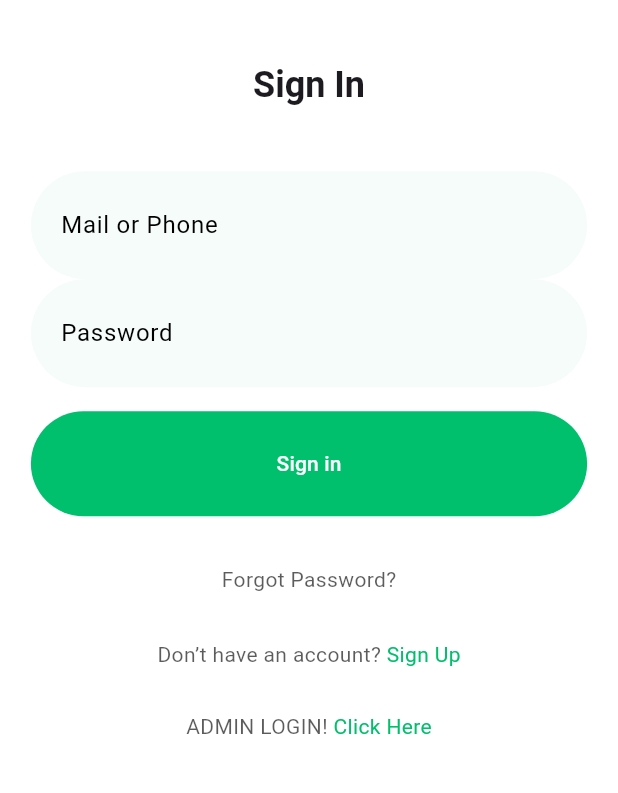
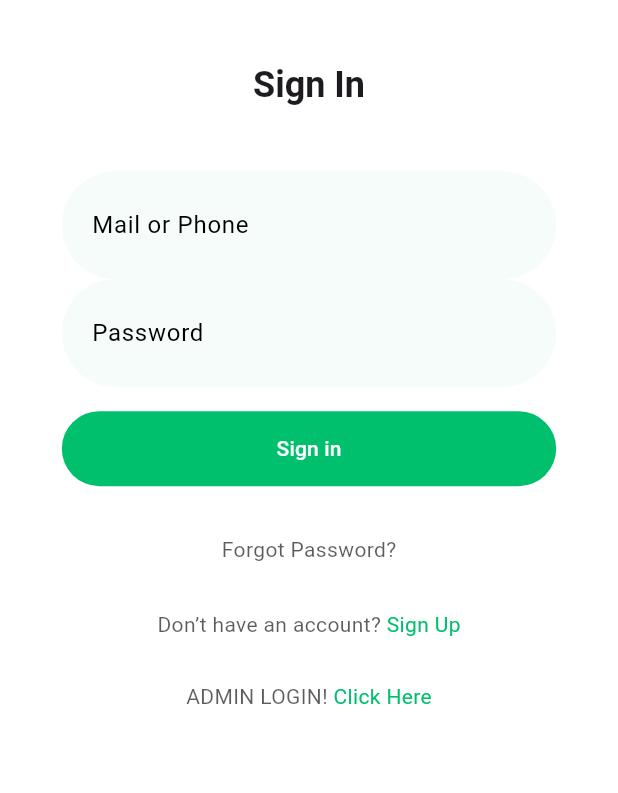
Before and after one commit to Imran-decoder/E-Learning-Platform, a Flutter app: the screen it shows after launch, after a tap on "Log In", on a phone screen of 412 x 824 dp, the part 343-1136 px from its top. Run offline on Flutter 3.47's test engine with Material 3 defaults, Android fonts, the phone set to English and light mode, and no system bars; our stand-ins replace cloud_firestore, firebase_auth, firebase_core, flutter_svg, google_fonts, google_generative_ai and 4 more; accounts and stored records are empty.

Commit message:
login page

```diff
--- a/lib/Onboarding/login.dart
+++ b/lib/Onboarding/login.dart
@@ -68,9 +68,20 @@ class _SignInScreenState extends State<SignInScreen> {
     body: SafeArea(
       child: LayoutBuilder(
         builder: (context, constraints) {
+          // Fix the button width for desktops
           double buttonWidth = constraints.maxWidth > 600
-            ? 500 // Fixed for desktop
-            : constraints.maxWidth* 0.9;//Mobile: 90% of screen width
+              ? 500 // Fixed width for desktop
+              : constraints.maxWidth * 0.8; // Adjust for mobile: 80% of screen width
+
+          double fieldWidth = constraints.maxWidth > 600
+              ? 500 // Fixed width for desktop
+              : constraints.maxWidth * 0.8; // Adjust for mobile: 80% of screen width
+
+          // Only change the button height for mobile
+          double buttonHeight = constraints.maxWidth <= 600
+              ? 50 // Reduced height for mobile screens
+              : 70; // Fixed height for desktop
+
           return SingleChildScrollView(
             padding: const EdgeInsets.symmetric(horizontal: 16.0),
             child: Column(
@@ -91,8 +102,8 @@ class _SignInScreenState extends State<SignInScreen> {
                   child: Column(
                     children: [
                       SizedBox(
-                          width: buttonWidth,
-                          child:TextFormField(
+                        width: fieldWidth, // This uses fieldWidth that adjusts based on screen size
+                        child: TextFormField(
                           controller: emailController,
                           decoration: const InputDecoration(
                             hintText: 'Mail or Phone',
@@ -106,18 +117,10 @@ class _SignInScreenState extends State<SignInScreen> {
                                   BorderRadius.all(Radius.circular(50)),
                             ),
                           ),
-                          // keyboardType: TextInputType.phone,
-                          onSaved: (phone) {
-                            // Save it
-                          },
                         ),
                       ),
-
-
-
-
                       SizedBox(
-                          width:buttonWidth,
+                        width: fieldWidth, // This uses fieldWidth that adjusts based on screen size
                         child: TextFormField(
                           controller: passwordController,
                           obscureText: true,
@@ -133,17 +136,13 @@ class _SignInScreenState extends State<SignInScreen> {
                                   BorderRadius.all(Radius.circular(50)),
                             ),
                           ),
-                            onSaved: (passaword) {
-                              // Save it
-                            },
                         ),
                       ),
                       SizedBox(height: 16.0),
                       Center(
-                          child:SizedBox(
-                          width:buttonWidth,
+                        child: SizedBox(
+                          width: fieldWidth, // This uses fieldWidth that adjusts based on screen size
                           child: ElevatedButton(
-
                             onPressed: () async {
                               if (_formKey.currentState!.validate()) {
                                 _formKey.currentState!.save();
@@ -163,7 +162,7 @@ class _SignInScreenState extends State<SignInScreen> {
                               elevation: 0,
                               backgroundColor: const Color(0xFF00BF6D),
                               foregroundColor: Colors.white,
-                            minimumSize: Size(buttonWidth, 70),
+                              minimumSize: Size(buttonWidth, buttonHeight), // Adjusted size
                               shape: const StadiumBorder(),
                             ),
                             child: const Text("Sign in"),
@@ -213,7 +212,6 @@ class _SignInScreenState extends State<SignInScreen> {
                               ),
                             ],
                           ),
-
                           style: Theme.of(context)
                               .textTheme
                               .bodyMedium!
@@ -240,7 +238,6 @@ class _SignInScreenState extends State<SignInScreen> {
                               ),
                             ],
                           ),
-
                           style: Theme.of(context)
                               .textTheme
                               .bodyMedium!
@@ -254,7 +251,6 @@ class _SignInScreenState extends State<SignInScreen> {
                         ),
                       ),
                     ],
-
                   ),
                 ),
               ],
```
Lines whose indentation alone changed are shown as unchanged.
